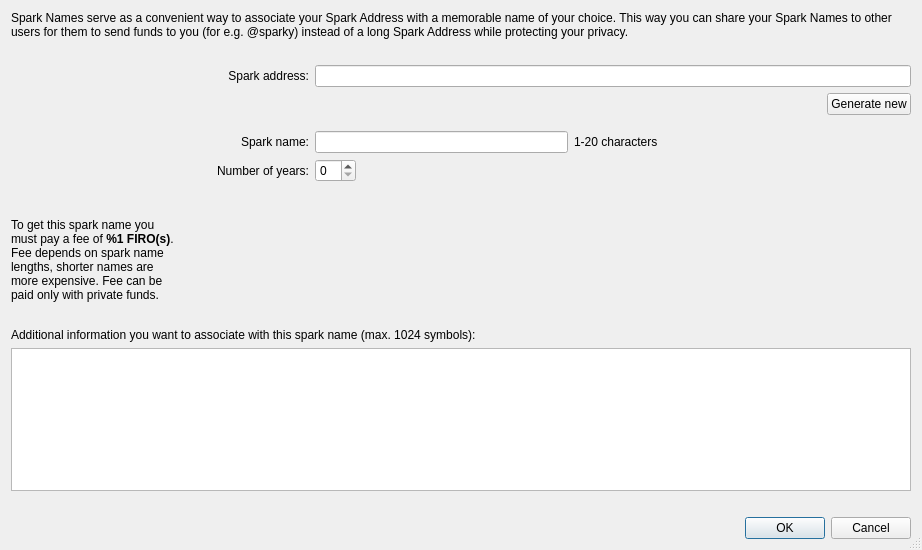
This is src/qt/forms/createsparkname.ui in firoorg/firo as Qt 5 draws it before an edit. The edited form follows.
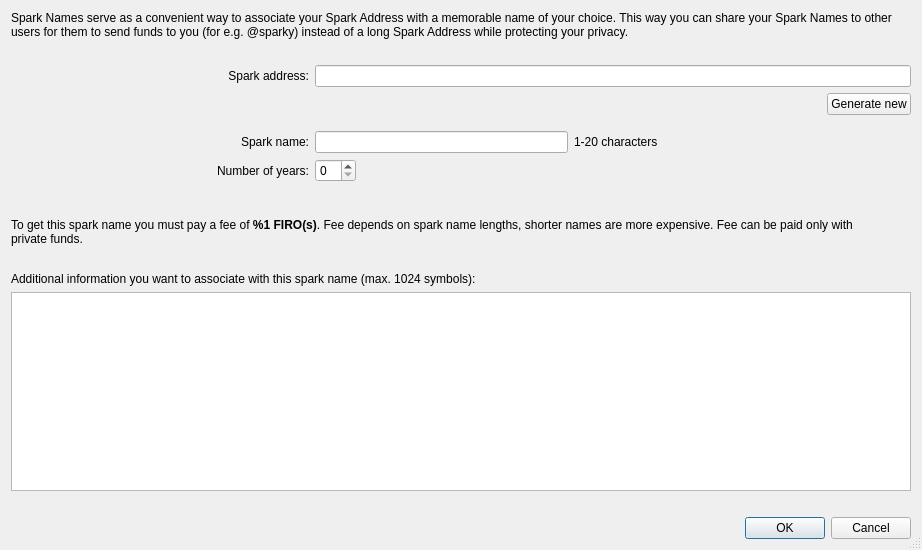
This is the edited form.

Commit message: Fix Spark Name dialog layout for Qt6

```diff
--- a/src/qt/forms/createsparkname.ui
+++ b/src/qt/forms/createsparkname.ui
@@ -249,12 +249,27 @@
       </layout>
      </item>
      <item>
-      <layout class="QHBoxLayout" name="horizontalLayout_11">
+      <layout class="QHBoxLayout" name="horizontalLayout_11" stretch="1,0">
        <property name="bottomMargin">
         <number>20</number>
        </property>
        <item>
         <widget class="QLabel" name="feeTextLabel">
+         <property name="sizePolicy">
+          <sizepolicy hsizetype="Expanding" vsizetype="Preferred">
+           <horstretch>0</horstretch>
+           <verstretch>0</verstretch>
+          </sizepolicy>
+         </property>
+         <property name="minimumSize">
+          <size>
+           <width>0</width>
+           <height>0</height>
+          </size>
+         </property>
+         <property name="textFormat">
+          <enum>Qt::RichText</enum>
+         </property>
          <property name="text">
           <string>&lt;html&gt;&lt;head/&gt;&lt;body&gt;&lt;p&gt;To get this spark name you must pay a fee of &lt;span style=&quot; font-weight:600;&quot;&gt;%1 FIRO(s)&lt;/span&gt;. Fee depends on spark name lengths, shorter names are more expensive. Fee can be paid only with private funds.&lt;/p&gt;&lt;/body&gt;&lt;/html&gt;</string>
          </property>
@@ -265,6 +280,9 @@
        </item>
        <item>
         <layout class="QHBoxLayout" name="horizontalLayout_warning">
+         <property name="sizeConstraint">
+          <enum>QLayout::SetMinimumSize</enum>
+         </property>
         <item>
         <spacer name="horizontalSpacer_warn">
             <property name="orientation">
@@ -272,7 +290,7 @@
             </property>
             <property name="sizeHint" stdset="0">
             <size>
-            <width>40</width>
+             <width>20</width>
             <height>20</height>
             </size>
             </property>
@@ -280,6 +298,12 @@
         </item>
         <item>
             <widget class="QLabel" name="balanceWarningLabel">
+           <property name="sizePolicy">
+            <sizepolicy hsizetype="Minimum" vsizetype="Preferred">
+             <horstretch>0</horstretch>
+             <verstretch>0</verstretch>
+            </sizepolicy>
+           </property>
             <property name="text">
             <string/>
             </property>
```
Lines whose indentation alone changed are shown as unchanged.
